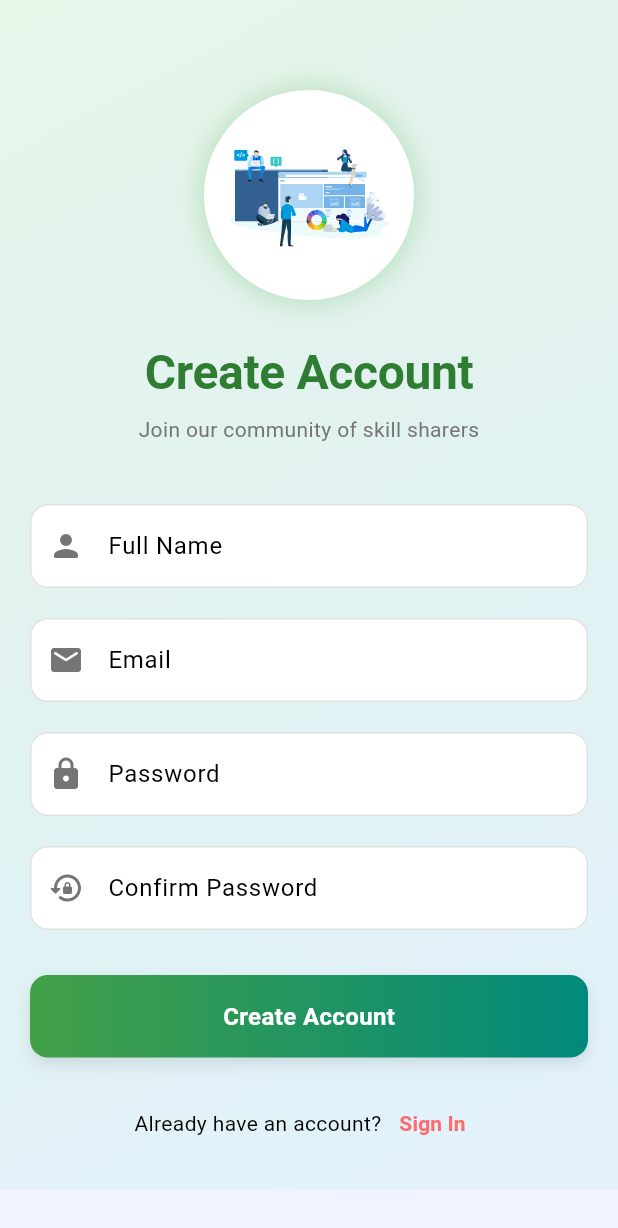
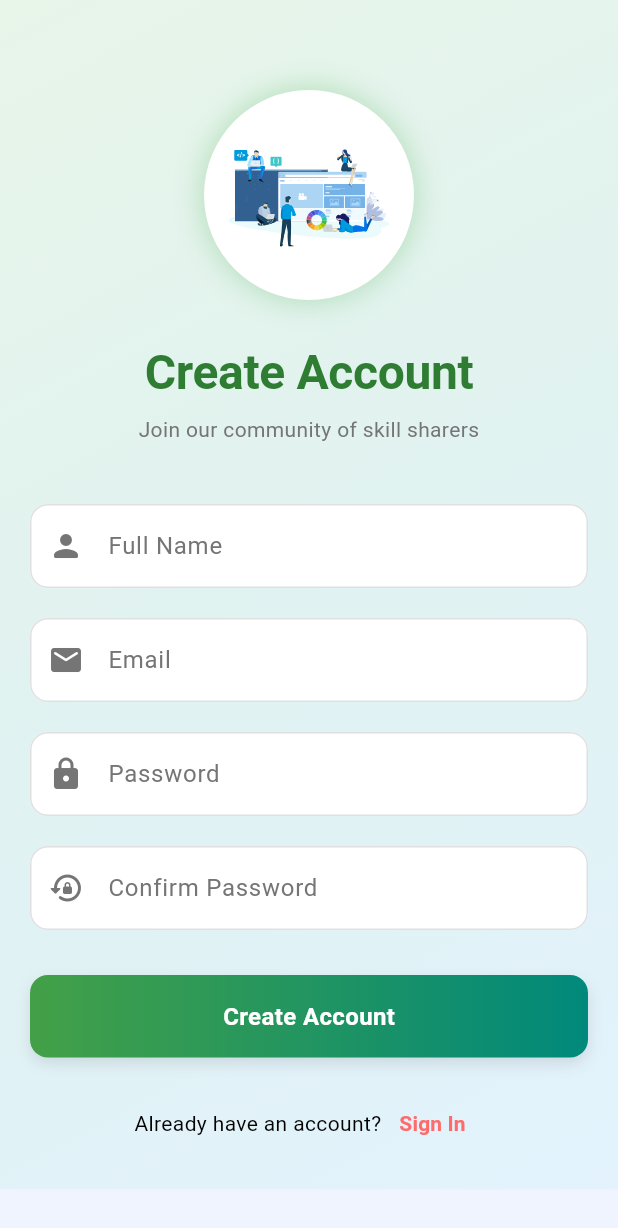
Before and after one commit to vishakharoy-github/skill-exchange-app, a Flutter app: the SignupScreen screen opened by its route, on a phone screen of 412 x 824 dp. Shown: the top 1228 px of the screen. Run offline on Flutter 3.47's test engine with Material 3 defaults, Android fonts, the phone set to English and light mode, and no system bars; our stand-ins replace firebase_auth, firebase_core, firebase_database, google_fonts, lottie; accounts and stored records are empty; network calls fail.

Commit message:
widget page updation

```diff
--- a/lib/widgets/custom_textfield.dart
+++ b/lib/widgets/custom_textfield.dart
@@ -26,6 +26,8 @@ class CustomTextField extends StatelessWidget {
 
   @override
   Widget build(BuildContext context) {
+    final isDarkMode = Theme.of(context).brightness == Brightness.dark;
+
     return TextFormField(
       controller: controller,
       obscureText: obscureText,
@@ -33,25 +35,42 @@ class CustomTextField extends StatelessWidget {
       maxLines: maxLines,
       validator: validator,
       onFieldSubmitted: onSubmitted,
+      style: TextStyle(
+        color: isDarkMode ? Colors.white : Colors.black,
+        fontSize: 16,
+      ),
       decoration: InputDecoration(
         hintText: hintText,
+        hintStyle: TextStyle(
+          color: isDarkMode ? Colors.grey.shade400 : Colors.grey.shade600,
+        ),
         border: OutlineInputBorder(
           borderRadius: BorderRadius.circular(12),
-          borderSide: BorderSide(color: Colors.grey.shade300),
+          borderSide: BorderSide(
+            color: isDarkMode ? Colors.grey.shade700 : Colors.grey.shade300,
+          ),
         ),
         enabledBorder: OutlineInputBorder(
           borderRadius: BorderRadius.circular(12),
-          borderSide: BorderSide(color: Colors.grey.shade300),
+          borderSide: BorderSide(
+            color: isDarkMode ? Colors.grey.shade700 : Colors.grey.shade300,
+          ),
         ),
         focusedBorder: OutlineInputBorder(
           borderRadius: BorderRadius.circular(12),
-          borderSide: BorderSide(color: Theme.of(context).primaryColor, width: 2),
+          borderSide: BorderSide(
+              color: Theme.of(context).primaryColor,
+              width: 2
+          ),
         ),
         filled: true,
-        fillColor: Colors.white,
+        fillColor: isDarkMode ? Colors.grey.shade900 : Colors.white,
         contentPadding: const EdgeInsets.symmetric(horizontal: 16, vertical: 16),
         prefixIcon: prefixIcon != null
-            ? Icon(prefixIcon, color: Colors.grey.shade600)
+            ? Icon(
+          prefixIcon,
+          color: isDarkMode ? Colors.grey.shade400 : Colors.grey.shade600,
+        )
             : null,
         suffixIcon: suffixIcon,
       ),
```
Also changed, not shown: lib/widgets/skill_card.dart (+56 -10 lines).
